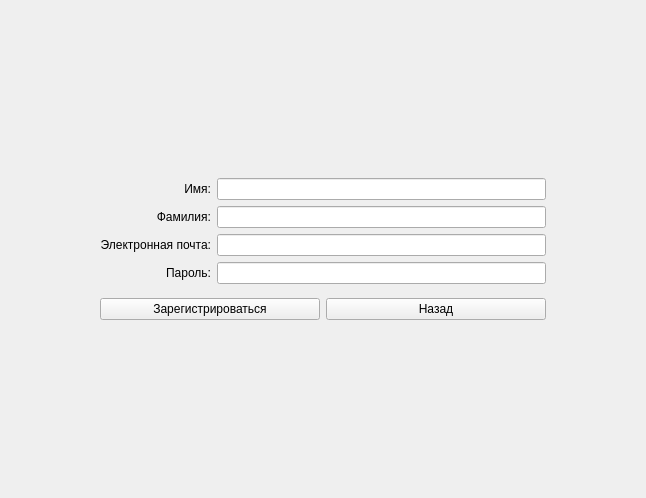
This is GreyHound/registerpageforcandidate.ui in ProteusP/GreyHound-hiring-desktop-app as Qt 5 draws it before an edit. The edited form follows.
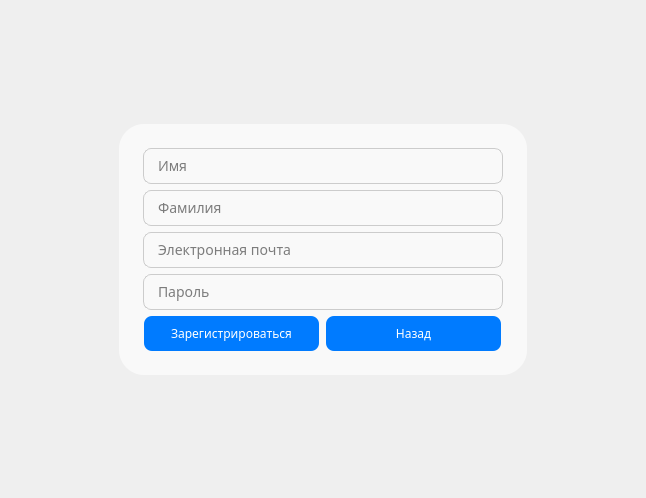
This is the edited form.

```diff
--- a/GreyHound/registerpageforcandidate.ui
+++ b/GreyHound/registerpageforcandidate.ui
@@ -13,102 +13,187 @@
   <property name="windowTitle">
    <string>Form</string>
   </property>
+  <layout class="QGridLayout" name="gridLayout_3">
+   <item row="2" column="1">
+    <spacer name="verticalSpacer_4">
+     <property name="orientation">
+      <enum>Qt::Orientation::Vertical</enum>
+     </property>
+     <property name="sizeHint" stdset="0">
+      <size>
+       <width>20</width>
+       <height>40</height>
+      </size>
+     </property>
+    </spacer>
+   </item>
+   <item row="1" column="1">
+    <widget class="QWidget" name="widget" native="true">
+     <property name="styleSheet">
+      <string notr="true">QWidget {
+    
+    border-radius: 25px;
+	background-color: rgb(249, 249, 249);
+}</string>
+     </property>
   <layout class="QGridLayout" name="gridLayout_2">
-   <property name="leftMargin">
-    <number>100</number>
-   </property>
-   <property name="topMargin">
-    <number>170</number>
-   </property>
-   <property name="rightMargin">
-    <number>100</number>
-   </property>
-   <property name="bottomMargin">
-    <number>170</number>
-   </property>
-   <item row="0" column="0">
+      <item row="1" column="0">
+       <spacer name="horizontalSpacer">
+        <property name="orientation">
+         <enum>Qt::Orientation::Horizontal</enum>
+        </property>
+        <property name="sizeType">
+         <enum>QSizePolicy::Policy::Fixed</enum>
+        </property>
+        <property name="sizeHint" stdset="0">
+         <size>
+          <width>15</width>
+          <height>20</height>
+         </size>
+        </property>
+       </spacer>
+      </item>
+      <item row="1" column="1">
     <layout class="QGridLayout" name="gridLayout">
      <item row="0" column="0">
-      <widget class="QLabel" name="registrationLabelNameCandidate">
-       <property name="text">
-        <string>Имя:</string>
-       </property>
-       <property name="alignment">
-        <set>Qt::AlignmentFlag::AlignRight|Qt::AlignmentFlag::AlignTrailing|Qt::AlignmentFlag::AlignVCenter</set>
-       </property>
-      </widget>
-     </item>
-     <item row="0" column="1">
+         <layout class="QVBoxLayout" name="verticalLayout">
+          <item>
       <widget class="QLineEdit" name="registrationLineNameCandidate">
+            <property name="sizePolicy">
+             <sizepolicy hsizetype="Fixed" vsizetype="Fixed">
+              <horstretch>0</horstretch>
+              <verstretch>0</verstretch>
+             </sizepolicy>
+            </property>
        <property name="minimumSize">
         <size>
-         <width>300</width>
-         <height>0</height>
-        </size>
-       </property>
-      </widget>
-     </item>
-     <item row="1" column="0">
-      <widget class="QLabel" name="registrationLabelSurnameCandidate">
-       <property name="text">
-        <string>Фамилия:</string>
-       </property>
-       <property name="alignment">
-        <set>Qt::AlignmentFlag::AlignRight|Qt::AlignmentFlag::AlignTrailing|Qt::AlignmentFlag::AlignVCenter</set>
-       </property>
-      </widget>
-     </item>
-     <item row="1" column="1">
+              <width>360</width>
+              <height>35</height>
+             </size>
+            </property>
+            <property name="font">
+             <font>
+              <family>Golos Text</family>
+              <pointsize>-1</pointsize>
+             </font>
+            </property>
+            <property name="styleSheet">
+             <string notr="true">QLineEdit {
+    border: 1px solid #ccc;
+    border-radius: 8px;
+    padding: 6px 12px;
+    background-color: #f9f9f9;
+    font-size: 14px;
+}</string>
+            </property>
+            <property name="placeholderText">
+             <string>Имя</string>
+            </property>
+           </widget>
+          </item>
+          <item>
       <widget class="QLineEdit" name="registrationLineSurnameCandidate">
+            <property name="sizePolicy">
+             <sizepolicy hsizetype="Fixed" vsizetype="Fixed">
+              <horstretch>0</horstretch>
+              <verstretch>0</verstretch>
+             </sizepolicy>
+            </property>
        <property name="minimumSize">
         <size>
-         <width>300</width>
-         <height>0</height>
-        </size>
-       </property>
-      </widget>
-     </item>
-     <item row="2" column="0">
-      <widget class="QLabel" name="registrationLabelEmailCandidate">
-       <property name="text">
-        <string>Электронная почта:</string>
-       </property>
-       <property name="alignment">
-        <set>Qt::AlignmentFlag::AlignRight|Qt::AlignmentFlag::AlignTrailing|Qt::AlignmentFlag::AlignVCenter</set>
-       </property>
-      </widget>
-     </item>
-     <item row="2" column="1">
+              <width>360</width>
+              <height>35</height>
+             </size>
+            </property>
+            <property name="font">
+             <font>
+              <family>Golos Text</family>
+              <pointsize>-1</pointsize>
+             </font>
+            </property>
+            <property name="styleSheet">
+             <string notr="true">QLineEdit {
+    border: 1px solid #ccc;
+    border-radius: 8px;
+    padding: 6px 12px;
+    background-color: #f9f9f9;
+    font-size: 14px;
+}</string>
+            </property>
+            <property name="placeholderText">
+             <string>Фамилия</string>
+            </property>
+           </widget>
+          </item>
+          <item>
       <widget class="QLineEdit" name="registrationLineEmailCandidate">
+            <property name="sizePolicy">
+             <sizepolicy hsizetype="Fixed" vsizetype="Fixed">
+              <horstretch>0</horstretch>
+              <verstretch>0</verstretch>
+             </sizepolicy>
+            </property>
        <property name="minimumSize">
         <size>
-         <width>300</width>
-         <height>0</height>
-        </size>
-       </property>
-      </widget>
-     </item>
-     <item row="3" column="0">
-      <widget class="QLabel" name="registrationLabelPasswordCandidate">
-       <property name="text">
-        <string>Пароль:</string>
-       </property>
-       <property name="alignment">
-        <set>Qt::AlignmentFlag::AlignRight|Qt::AlignmentFlag::AlignTrailing|Qt::AlignmentFlag::AlignVCenter</set>
-       </property>
-      </widget>
-     </item>
-     <item row="3" column="1">
+              <width>360</width>
+              <height>35</height>
+             </size>
+            </property>
+            <property name="font">
+             <font>
+              <family>Golos Text</family>
+              <pointsize>-1</pointsize>
+             </font>
+            </property>
+            <property name="styleSheet">
+             <string notr="true">QLineEdit {
+    border: 1px solid #ccc;
+    border-radius: 8px;
+    padding: 6px 12px;
+    background-color: #f9f9f9;
+    font-size: 14px;
+}</string>
+            </property>
+            <property name="placeholderText">
+             <string>Электронная почта</string>
+            </property>
+           </widget>
+          </item>
+          <item>
       <widget class="QLineEdit" name="registrationLinePasswordCandidate">
+            <property name="sizePolicy">
+             <sizepolicy hsizetype="Fixed" vsizetype="Fixed">
+              <horstretch>0</horstretch>
+              <verstretch>0</verstretch>
+             </sizepolicy>
+            </property>
        <property name="minimumSize">
         <size>
-         <width>300</width>
-         <height>0</height>
-        </size>
-       </property>
+              <width>360</width>
+              <height>35</height>
+             </size>
+            </property>
+            <property name="font">
+             <font>
+              <family>Golos Text</family>
+              <pointsize>-1</pointsize>
+             </font>
+            </property>
+            <property name="styleSheet">
+             <string notr="true">QLineEdit {
+    border: 1px solid #ccc;
+    border-radius: 8px;
+    padding: 6px 12px;
+    background-color: #f9f9f9;
+    font-size: 14px;
+}</string>
+            </property>
        <property name="echoMode">
         <enum>QLineEdit::EchoMode::PasswordEchoOnEdit</enum>
        </property>
+            <property name="placeholderText">
+             <string>Пароль</string>
+            </property>
       </widget>
      </item>
     </layout>
@@ -117,6 +202,35 @@
     <layout class="QHBoxLayout" name="horizontalLayout">
      <item>
       <widget class="QPushButton" name="PBregistrationCandidate">
+            <property name="sizePolicy">
+             <sizepolicy hsizetype="Fixed" vsizetype="Fixed">
+              <horstretch>0</horstretch>
+              <verstretch>0</verstretch>
+             </sizepolicy>
+            </property>
+            <property name="minimumSize">
+             <size>
+              <width>175</width>
+              <height>35</height>
+             </size>
+            </property>
+            <property name="font">
+             <font>
+              <family>Golos Text</family>
+             </font>
+            </property>
+            <property name="styleSheet">
+             <string notr="true">QPushButton {
+    background-color: #007BFF;
+    color: white;
+    border-radius: 8px;
+    padding: 6px 12px;
+}
+
+QPushButton:hover {
+    background-color: #0069d9;
+}</string>
+            </property>
        <property name="text">
         <string>Зарегистрироваться</string>
        </property>
@@ -124,12 +238,133 @@
      </item>
      <item>
       <widget class="QPushButton" name="backToStatusPB">
+            <property name="sizePolicy">
+             <sizepolicy hsizetype="Fixed" vsizetype="Fixed">
+              <horstretch>0</horstretch>
+              <verstretch>0</verstretch>
+             </sizepolicy>
+            </property>
+            <property name="minimumSize">
+             <size>
+              <width>175</width>
+              <height>35</height>
+             </size>
+            </property>
+            <property name="font">
+             <font>
+              <family>Golos Text</family>
+             </font>
+            </property>
+            <property name="styleSheet">
+             <string notr="true">QPushButton {
+    background-color: #007BFF;
+    color: white;
+    border-radius: 8px;
+    padding: 6px 12px;
+}
+
+QPushButton:hover {
+    background-color: #0069d9;
+}</string>
+            </property>
        <property name="text">
         <string>Назад</string>
        </property>
       </widget>
      </item>
     </layout>
+        </item>
+       </layout>
+      </item>
+      <item row="2" column="1">
+       <spacer name="verticalSpacer_2">
+        <property name="orientation">
+         <enum>Qt::Orientation::Vertical</enum>
+        </property>
+        <property name="sizeType">
+         <enum>QSizePolicy::Policy::Fixed</enum>
+        </property>
+        <property name="sizeHint" stdset="0">
+         <size>
+          <width>20</width>
+          <height>15</height>
+         </size>
+        </property>
+       </spacer>
+      </item>
+      <item row="0" column="1">
+       <spacer name="verticalSpacer">
+        <property name="orientation">
+         <enum>Qt::Orientation::Vertical</enum>
+        </property>
+        <property name="sizeType">
+         <enum>QSizePolicy::Policy::Fixed</enum>
+        </property>
+        <property name="sizeHint" stdset="0">
+         <size>
+          <width>20</width>
+          <height>15</height>
+         </size>
+        </property>
+       </spacer>
+      </item>
+      <item row="1" column="2">
+       <spacer name="horizontalSpacer_2">
+        <property name="orientation">
+         <enum>Qt::Orientation::Horizontal</enum>
+        </property>
+        <property name="sizeType">
+         <enum>QSizePolicy::Policy::Fixed</enum>
+        </property>
+        <property name="sizeHint" stdset="0">
+         <size>
+          <width>15</width>
+          <height>20</height>
+         </size>
+        </property>
+       </spacer>
+      </item>
+     </layout>
+    </widget>
+   </item>
+   <item row="1" column="0">
+    <spacer name="horizontalSpacer_3">
+     <property name="orientation">
+      <enum>Qt::Orientation::Horizontal</enum>
+     </property>
+     <property name="sizeHint" stdset="0">
+      <size>
+       <width>40</width>
+       <height>20</height>
+      </size>
+     </property>
+    </spacer>
+   </item>
+   <item row="0" column="1">
+    <spacer name="verticalSpacer_3">
+     <property name="orientation">
+      <enum>Qt::Orientation::Vertical</enum>
+     </property>
+     <property name="sizeHint" stdset="0">
+      <size>
+       <width>20</width>
+       <height>40</height>
+      </size>
+     </property>
+    </spacer>
+   </item>
+   <item row="1" column="2">
+    <spacer name="horizontalSpacer_4">
+     <property name="orientation">
+      <enum>Qt::Orientation::Horizontal</enum>
+     </property>
+     <property name="sizeHint" stdset="0">
+      <size>
+       <width>40</width>
+       <height>20</height>
+      </size>
+     </property>
+    </spacer>
    </item>
   </layout>
  </widget>
```
Lines whose indentation alone changed are shown as unchanged.
